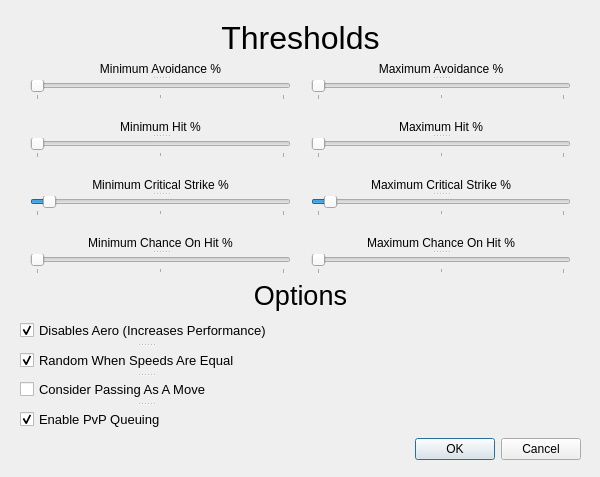
Before: the Qt Designer form WoWPetBattler/Preferences.ui in Elegant996/WoWPetBattler, drawn with Qt 5.
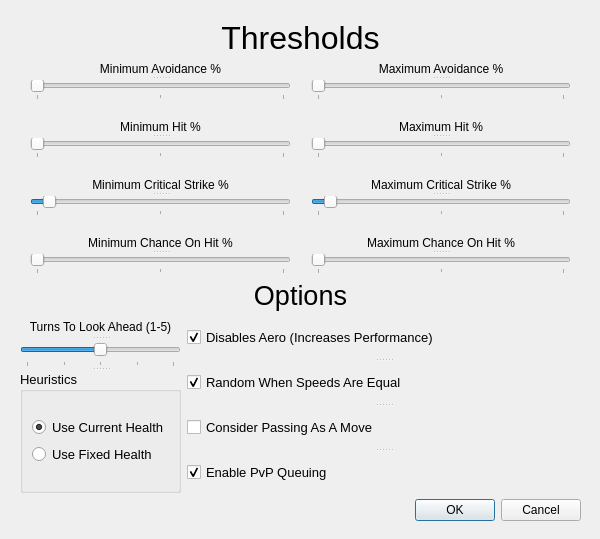
After: the same form once the commit is applied.

Commit message: Updated Preferences to be able to control AI features such as the heuristic type and its depth.

The edit to the form file:
```diff
--- a/WoWPetBattler/Preferences.ui
+++ b/WoWPetBattler/Preferences.ui
@@ -7,7 +7,7 @@
     <x>0</x>
     <y>0</y>
     <width>600</width>
-    <height>477</height>
+    <height>539</height>
    </rect>
   </property>
   <property name="minimumSize">
@@ -31,7 +31,7 @@
      <x>10</x>
      <y>10</y>
      <width>581</width>
-     <height>460</height>
+     <height>521</height>
     </rect>
    </property>
    <layout class="QGridLayout" name="gridLayout">
@@ -83,76 +83,13 @@
       </property>
      </widget>
     </item>
-    <item row="4" column="1">
+    <item row="9" column="1">
      <widget class="QDialogButtonBox" name="buttonBox">
       <property name="standardButtons">
        <set>QDialogButtonBox::Cancel|QDialogButtonBox::Ok</set>
       </property>
      </widget>
     </item>
-    <item row="3" column="0">
-     <widget class="QSplitter" name="checkBoxSplitter">
-      <property name="orientation">
-       <enum>Qt::Vertical</enum>
-      </property>
-      <widget class="QCheckBox" name="aeroCheckBox">
-       <property name="font">
-        <font>
-         <family>MS Shell Dlg 2</family>
-         <pointsize>10</pointsize>
-        </font>
-       </property>
-       <property name="text">
-        <string>Disables Aero (Increases Performance)</string>
-       </property>
-       <property name="checked">
-        <bool>true</bool>
-       </property>
-      </widget>
-      <widget class="QCheckBox" name="tieCheckBox">
-       <property name="font">
-        <font>
-         <family>MS Shell Dlg 2</family>
-         <pointsize>10</pointsize>
-        </font>
-       </property>
-       <property name="text">
-        <string>Random When Speeds Are Equal</string>
-       </property>
-       <property name="checked">
-        <bool>true</bool>
-       </property>
-      </widget>
-      <widget class="QCheckBox" name="passCheckBox">
-       <property name="font">
-        <font>
-         <family>MS Shell Dlg 2</family>
-         <pointsize>10</pointsize>
-        </font>
-       </property>
-       <property name="text">
-        <string>Consider Passing As A Move</string>
-       </property>
-       <property name="checked">
-        <bool>false</bool>
-       </property>
-      </widget>
-      <widget class="QCheckBox" name="PvPCheckBox">
-       <property name="font">
-        <font>
-         <family>MS Shell Dlg 2</family>
-         <pointsize>10</pointsize>
-        </font>
-       </property>
-       <property name="text">
-        <string>Enable PvP Queuing</string>
-       </property>
-       <property name="checked">
-        <bool>true</bool>
-       </property>
-      </widget>
-     </widget>
-    </item>
     <item row="1" column="0" colspan="2">
      <layout class="QGridLayout" name="thresholdsGridLayout">
       <property name="leftMargin">
@@ -587,6 +524,155 @@
       </item>
      </layout>
     </item>
+    <item row="3" column="0">
+     <widget class="QSplitter" name="depthSplitter">
+      <property name="orientation">
+       <enum>Qt::Vertical</enum>
+      </property>
+      <widget class="QLabel" name="depthLabel">
+       <property name="contextMenuPolicy">
+        <enum>Qt::NoContextMenu</enum>
+       </property>
+       <property name="layoutDirection">
+        <enum>Qt::LeftToRight</enum>
+       </property>
+       <property name="text">
+        <string>Turns To Look Ahead (1-5)</string>
+       </property>
+       <property name="alignment">
+        <set>Qt::AlignCenter</set>
+       </property>
+       <property name="buddy">
+        <cstring>maxCritSlider</cstring>
+       </property>
+      </widget>
+      <widget class="QSlider" name="depthSlider">
+       <property name="minimum">
+        <number>1</number>
+       </property>
+       <property name="maximum">
+        <number>5</number>
+       </property>
+       <property name="singleStep">
+        <number>1</number>
+       </property>
+       <property name="pageStep">
+        <number>2</number>
+       </property>
+       <property name="value">
+        <number>3</number>
+       </property>
+       <property name="sliderPosition">
+        <number>3</number>
+       </property>
+       <property name="orientation">
+        <enum>Qt::Horizontal</enum>
+       </property>
+       <property name="tickPosition">
+        <enum>QSlider::TicksBelow</enum>
+       </property>
+       <property name="tickInterval">
+        <number>1</number>
+       </property>
+      </widget>
+      <widget class="QGroupBox" name="groupBox">
+       <property name="font">
+        <font>
+         <pointsize>10</pointsize>
+        </font>
+       </property>
+       <property name="title">
+        <string>Heuristics</string>
+       </property>
+       <layout class="QGridLayout" name="heuristicGridLayout">
+        <item row="0" column="0">
+         <layout class="QVBoxLayout" name="verticalLayout">
+          <item>
+           <widget class="QRadioButton" name="currentHealthRadioButton">
+            <property name="text">
+             <string>Use Current Health</string>
+            </property>
+            <property name="checked">
+             <bool>true</bool>
+            </property>
+           </widget>
+          </item>
+          <item>
+           <widget class="QRadioButton" name="fixedHealthRadioButton">
+            <property name="text">
+             <string>Use Fixed Health</string>
+            </property>
+           </widget>
+          </item>
+         </layout>
+        </item>
+       </layout>
+      </widget>
+     </widget>
+    </item>
+    <item row="3" column="1">
+     <widget class="QSplitter" name="checkBoxSplitter">
+      <property name="orientation">
+       <enum>Qt::Vertical</enum>
+      </property>
+      <widget class="QCheckBox" name="aeroCheckBox">
+       <property name="font">
+        <font>
+         <family>MS Shell Dlg 2</family>
+         <pointsize>10</pointsize>
+        </font>
+       </property>
+       <property name="text">
+        <string>Disables Aero (Increases Performance)</string>
+       </property>
+       <property name="checked">
+        <bool>true</bool>
+       </property>
+      </widget>
+      <widget class="QCheckBox" name="tieCheckBox">
+       <property name="font">
+        <font>
+         <family>MS Shell Dlg 2</family>
+         <pointsize>10</pointsize>
+        </font>
+       </property>
+       <property name="text">
+        <string>Random When Speeds Are Equal</string>
+       </property>
+       <property name="checked">
+        <bool>true</bool>
+       </property>
+      </widget>
+      <widget class="QCheckBox" name="passCheckBox">
+       <property name="font">
+        <font>
+         <family>MS Shell Dlg 2</family>
+         <pointsize>10</pointsize>
+        </font>
+       </property>
+       <property name="text">
+        <string>Consider Passing As A Move</string>
+       </property>
+       <property name="checked">
+        <bool>false</bool>
+       </property>
+      </widget>
+      <widget class="QCheckBox" name="PvPCheckBox">
+       <property name="font">
+        <font>
+         <family>MS Shell Dlg 2</family>
+         <pointsize>10</pointsize>
+        </font>
+       </property>
+       <property name="text">
+        <string>Enable PvP Queuing</string>
+       </property>
+       <property name="checked">
+        <bool>true</bool>
+       </property>
+      </widget>
+     </widget>
+    </item>
    </layout>
   </widget>
  </widget>
```
Left out of the diff: 122 changed lines with no effect on the pictures. The commit also changes 6 other files.
